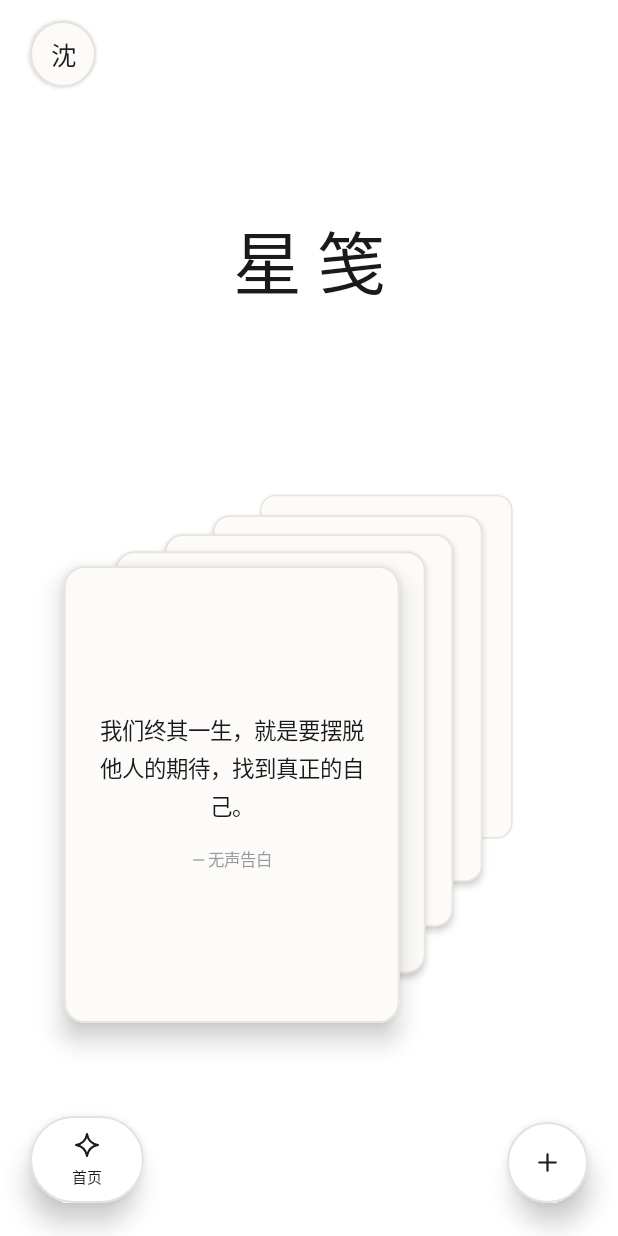
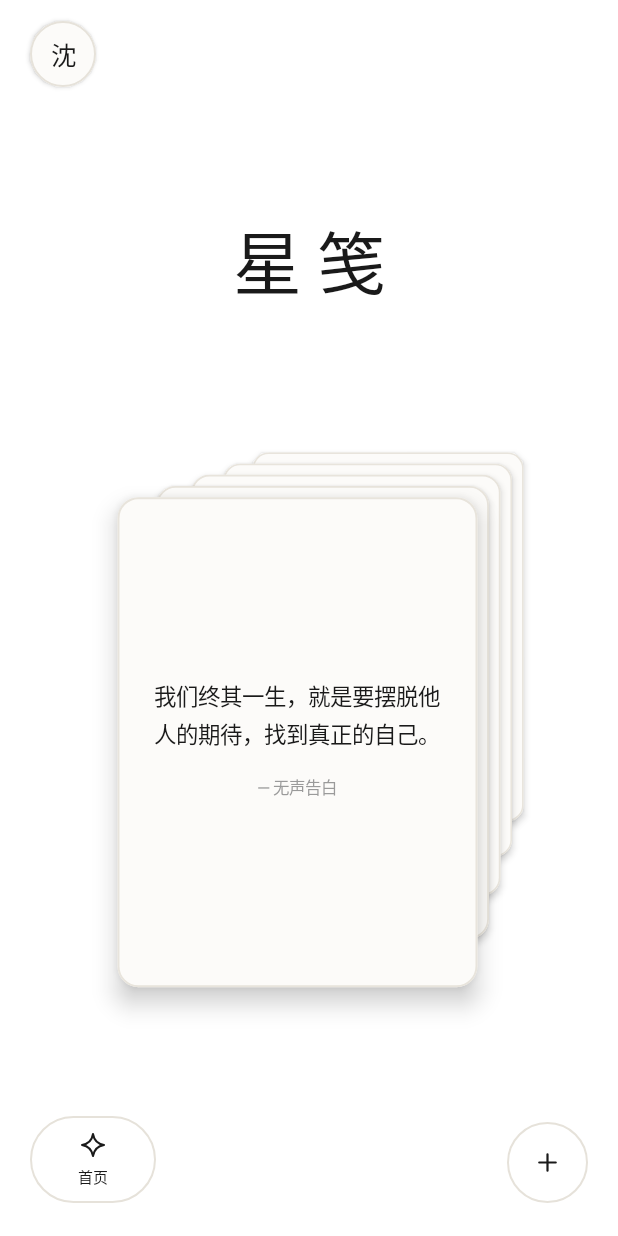
Before and after one commit to Lacrimosa0917/Staria, an Android app built with Jetpack Compose: the screen it shows after launch (MainActivity), on a phone screen of 412 x 824 dp. Run offline under Robolectric (Android 15) with nearby library versions, the phone set to English and light mode, and no system bars; Roboto replaces fonts that are not available here.

Commit message:
fix: 底栏与卡片堆叠四处观感问题
- 去掉底栏胶囊、新建主按钮、三个展开按钮的全部阴影，只留 1dp 描边
  （阴影在展开动画期间被裁切；后续会换新 UI）
- 收起态宽度改为恰好等于展开态一个格子，首个按键中心在
  展开/收起之间完全不动，不再左右跳动
- 底栏展开时占满「屏宽 - 新建按钮 - 间距」，两者基本占满下方区域
- 卡片堆叠：层间距收紧，并按「右边缘等距」反解位移，
  使每层露出的纸边宽度严格相等（实测 39/40/39/40 px）
- 卡片堆叠：前排正文卡居中，同时对纸堆整体做 1/4 补偿，
  使视觉中心贴近屏幕中心（实测偏差由 65px 降到 10px）

```diff
--- a/app/src/main/kotlin/com/lacrimosa/stario/ui/component/PaperCardStack.kt
+++ b/app/src/main/kotlin/com/lacrimosa/stario/ui/component/PaperCardStack.kt
@@ -87,22 +87,38 @@ fun PaperCardStack(
     val density = LocalDensity.current
 
     BoxWithConstraints(modifier = modifier) {
-        // 卡片尺寸随可用空间自适应：
-        // 宽度按可用宽取比例，同时用可用高度反推上限，防止横屏/小窗时
-        // 卡片被压扁导致文字与出处重叠
+        // 卡片尺寸随可用空间自适应；同时用可用高度反推上限，
+        // 防止小窗时卡片被压扁导致正文与出处重叠
         val aspect = 1.36f
-        val widthLimit = minOf(maxWidth * 0.56f, 224.dp)
+        val widthLimit = minOf(maxWidth * 0.60f, 240.dp)
         val heightLimit = maxHeight * 0.92f
         val cardHeight = minOf(widthLimit * aspect, heightLimit)
         val cardWidth = cardHeight / aspect
-        val stepX = cardWidth * 0.115f
-        val stepY = cardHeight * 0.070f
 
         val count = order.size
-        // 让整个堆叠视觉居中：把总偏移的一半反抵消
-        val last = (count - 1).toFloat()
-        val shiftX = stepX * (-last / 2f)
-        val shiftY = stepY * (last / 2f)
+        val last = (count - 1).coerceAtLeast(1)
+
+        // 透视缩放：越靠后越小（保留参考实现的立体感）
+        fun scaleAt(slot: Int): Float = 850f / (850f + slot * 70f)
+        val scaleFront = scaleAt(0)
+
+        // ---- 间距：在「纸堆层次感」与「视觉中心」之间取平衡 ----
+        // 间距按卡片尺寸取固定比例，宽度只作为溢出保护。
+        // 纸堆跨度 = stripX*(n-1)，跨度越小整体重心越靠近前排（即屏幕中心），
+        // 所以这里压得比较紧，只保留刚够分辨每一层的宽度。
+        val availRight = maxWidth / 2 - cardWidth / 2
+        val stripX = minOf(cardWidth * 0.032f, availRight / last * 0.82f)
+            .coerceAtLeast(4.dp)
+        val stripY = minOf(cardHeight * 0.026f, maxHeight * 0.06f / last)
+            .coerceAtLeast(3.dp)
+
+        // ---- 中心对齐：前排为主，兼顾纸堆整体 ----
+        // 后排向右上延展，纸堆包围盒中心会比前排中心右偏 stripX*(n-1)/2。
+        // 完全按包围盒居中会把正文卡推向左（正文与 slogan 错位）；
+        // 完全按前排居中则纸堆观感偏右。
+        // 取 1/4 补偿：正文卡只左移一点点，纸堆重心也明显回正。
+        val centerShiftX = with(density) { (stripX * (count - 1) / 4).toPx() }
+        val centerShiftY = with(density) { (stripY * (count - 1) / 4).toPx() }
 
         // 与参考实现同量级的阈值
         val tapSlopPx = with(density) { 6.dp.toPx() }
@@ -117,9 +133,19 @@ fun PaperCardStack(
                 val note = visible[noteIndex]
                 val isFront = slot == 0
 
-                val targetX = with(density) { (shiftX + stepX * slot.toFloat()).toPx() }
-                val targetY = with(density) { (shiftY - stepY * slot.toFloat()).toPx() }
-                val targetScale = 850f / (850f + slot * 70f)
+                val factor = slot.toFloat()
+                val scale = scaleAt(slot)
+
+                // 水平：右边缘等距（right_i = stripX*i + 常数）
+                //   tx_i = stripX*i + (cardW/2)(scale0 - scale_i)
+                // 垂直：上边缘等距（top_i 每层上移 stripY）
+                //   ty_i = -stripY*i + (cardH/2)(scale_i - scale0)
+                val targetX = with(density) {
+                    (stripX * factor + (cardWidth / 2) * (scaleFront - scale)).toPx()
+                } - centerShiftX
+                val targetY = with(density) {
+                    (-stripY * factor + (cardHeight / 2) * (scale - scaleFront)).toPx()
+                } + centerShiftY
 
                 val animX by animateFloatAsState(
                     targetValue = targetX,
@@ -132,7 +158,7 @@ fun PaperCardStack(
                     label = "card-y-$noteIndex",
                 )
                 val animScale by animateFloatAsState(
-                    targetValue = targetScale,
+                    targetValue = scale,
                     animationSpec = spring(
                         dampingRatio = Spring.DampingRatioNoBouncy,
                         stiffness = Spring.StiffnessMediumLow,
--- a/app/src/main/kotlin/com/lacrimosa/stario/ui/component/StarioBottomBar.kt
+++ b/app/src/main/kotlin/com/lacrimosa/stario/ui/component/StarioBottomBar.kt
@@ -11,6 +11,7 @@ import androidx.compose.foundation.clickable
 import androidx.compose.foundation.interaction.MutableInteractionSource
 import androidx.compose.foundation.layout.Arrangement
 import androidx.compose.foundation.layout.Box
+import androidx.compose.foundation.layout.BoxWithConstraints
 import androidx.compose.foundation.layout.Column
 import androidx.compose.foundation.layout.Row
 import androidx.compose.foundation.layout.Spacer
@@ -31,12 +32,12 @@ import androidx.compose.runtime.remember
 import androidx.compose.ui.Alignment
 import androidx.compose.ui.Modifier
 import androidx.compose.ui.draw.clip
-import androidx.compose.ui.draw.shadow
 import androidx.compose.ui.graphics.Color
 import androidx.compose.ui.graphics.graphicsLayer
 import androidx.compose.ui.graphics.vector.ImageVector
 import androidx.compose.ui.res.stringResource
 import androidx.compose.ui.text.font.FontWeight
+import androidx.compose.ui.unit.Dp
 import androidx.compose.ui.unit.dp
 import androidx.compose.ui.unit.sp
 import com.lacrimosa.stario.R
@@ -71,9 +72,9 @@ enum class CreateKind(val labelRes: Int, val icon: ImageVector) {
 private val Hairline = Color(0xFFE6E2DA)
 
 private val CapsuleHeight = 58.dp
-private val NavItemWidth = 60.dp
-private val CollapsedWidth = 76.dp
+private val CapsuleHPad = 5.dp
 private val CreateButtonSize = 54.dp
+private val BarGap = 12.dp
 
 /**
  * 底部：页面底栏（长条胶囊）+ 新建按钮（圆形，收在胶囊右侧）。
@@ -81,6 +82,12 @@ private val CreateButtonSize = 54.dp
  * 交互（README）：
  * - 胶囊收起时只显示当前页面；点击展开露出四项，点其它项切换并收起
  * - 新建按钮点击后向上展开，上下排列三个圆形按钮
+ *
+ * 布局约定：
+ * - 展开时胶囊占满「总宽 - 新建按钮 - 间距」，两者基本占满屏宽
+ * - 收起态宽度**正好等于展开态的一个格子**，因此第一个按键的中心在
+ *   展开/收起之间完全不动（不会出现首页按键左右跳动）
+ * - 不绘制阴影，只保留 1dp 描边（后续会替换成新 UI）
  */
 @Composable
 fun StarioBottomBar(
@@ -93,12 +100,21 @@ fun StarioBottomBar(
     onCreateExpandedChange: (Boolean) -> Unit,
     modifier: Modifier = Modifier,
 ) {
-    Box(modifier = modifier) {
-        // 胶囊靠左（README：新建按钮收在页面底栏右侧，两者并排）
+    BoxWithConstraints(modifier = modifier) {
+        val tabCount = StarioTab.entries.size
+        // 展开态：吃掉除新建按钮与间距外的全部宽度
+        val expandedWidth = maxWidth - CreateButtonSize - BarGap
+        val cellWidth = (expandedWidth - CapsuleHPad * 2) / tabCount.toFloat()
+        // 收起态：恰好等于一个格子，保证首个按键位置不变
+        val collapsedWidth = cellWidth + CapsuleHPad * 2
+
         NavCapsule(
             modifier = Modifier.align(Alignment.BottomStart),
             current = current,
             expanded = navExpanded,
+            expandedWidth = expandedWidth,
+            collapsedWidth = collapsedWidth,
+            cellWidth = cellWidth,
             onExpandedChange = onNavExpandedChange,
             onSelect = onSelect,
         )
@@ -117,18 +133,18 @@ private fun NavCapsule(
     modifier: Modifier = Modifier,
     current: StarioTab,
     expanded: Boolean,
+    expandedWidth: Dp,
+    collapsedWidth: Dp,
+    cellWidth: Dp,
     onExpandedChange: (Boolean) -> Unit,
     onSelect: (StarioTab) -> Unit,
 ) {
-    // 显式圆角：percent 形状在阴影图层里会退化成矩形轮廓
+    // 显式圆角：percent 形状在裁剪/描边时会出现直角残留
     val shape = RoundedCornerShape(CapsuleHeight / 2)
 
-    // 只对宽度做动画。不用 animateContentSize，因为它会把内容裁到当前尺寸，
-    // 阴影下沿会被切出一条直边。
-    val expandedWidth = NavItemWidth * StarioTab.entries.size + 10.dp
-    val targetWidth = if (expanded) expandedWidth else CollapsedWidth
+    // 只对宽度做动画。不用 animateContentSize，因为它会把内容裁到当前尺寸。
     val width by animateDpAsState(
-        targetValue = targetWidth,
+        targetValue = if (expanded) expandedWidth else collapsedWidth,
         animationSpec = spring(
             dampingRatio = Spring.DampingRatioNoBouncy,
             stiffness = Spring.StiffnessMediumLow,
@@ -140,17 +156,16 @@ private fun NavCapsule(
         modifier = modifier
             .width(width)
             .height(CapsuleHeight)
-            .shadow(elevation = 10.dp, shape = shape, clip = false)
             .background(PaperWhite, shape)
             .border(BorderStroke(1.dp, Hairline), shape)
             .clip(shape)
-            .padding(horizontal = 5.dp),
+            .padding(horizontal = CapsuleHPad),
         verticalAlignment = Alignment.CenterVertically,
     ) {
         if (expanded) {
             StarioTab.entries.forEach { tab ->
                 NavItem(
-                    modifier = Modifier.width(NavItemWidth).height(CapsuleHeight),
+                    modifier = Modifier.width(cellWidth).height(CapsuleHeight),
                     tab = tab,
                     selected = tab == current,
                     onClick = {
@@ -160,8 +175,9 @@ private fun NavCapsule(
                 )
             }
         } else {
+            // 与展开态第一格完全同位同宽
             NavItem(
-                modifier = Modifier.width(CollapsedWidth - 10.dp).height(CapsuleHeight),
+                modifier = Modifier.width(cellWidth).height(CapsuleHeight),
                 tab = current,
                 selected = true,
                 onClick = { onExpandedChange(true) },
@@ -241,7 +257,6 @@ private fun CreateButton(
                         scaleY = s
                     }
                     .size(actionSize)
-                    .shadow(6.dp, CircleShape, clip = false)
                     .background(CardPaper, CircleShape)
                     .border(BorderStroke(1.dp, Hairline), CircleShape)
                     .clickable(
@@ -267,7 +282,6 @@ private fun CreateButton(
         Box(
             modifier = Modifier
                 .size(CreateButtonSize)
-                .shadow(10.dp, CircleShape, clip = false)
                 .background(PaperWhite, CircleShape)
                 .border(BorderStroke(1.dp, Hairline), CircleShape)
                 .clickable(
```
